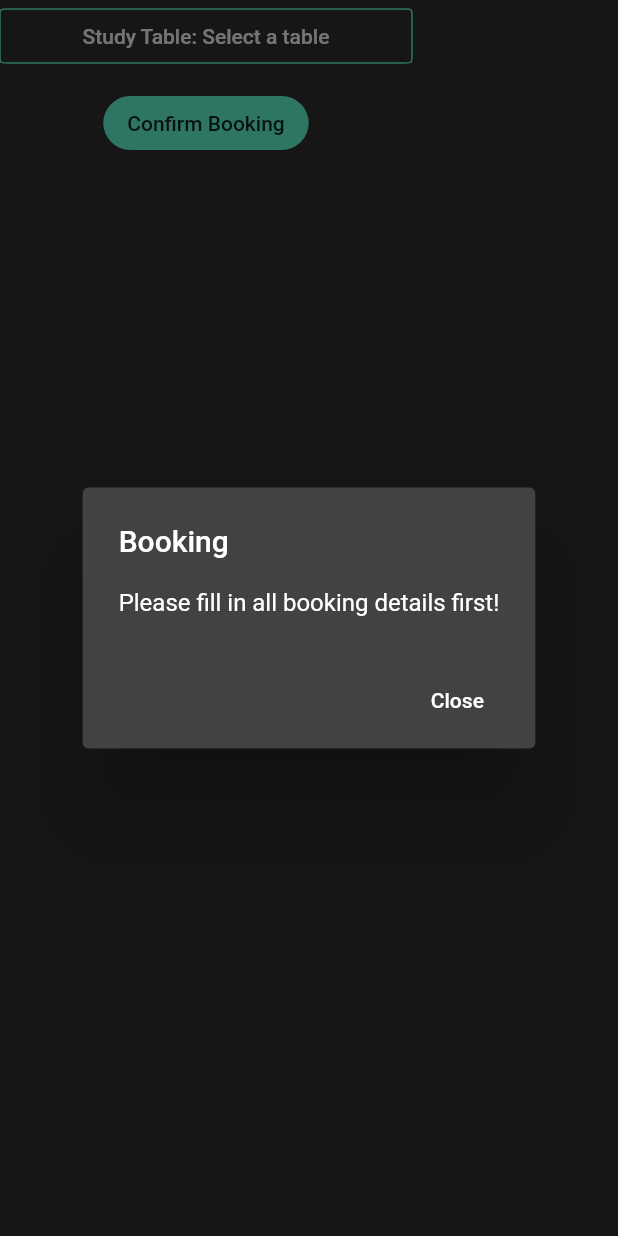
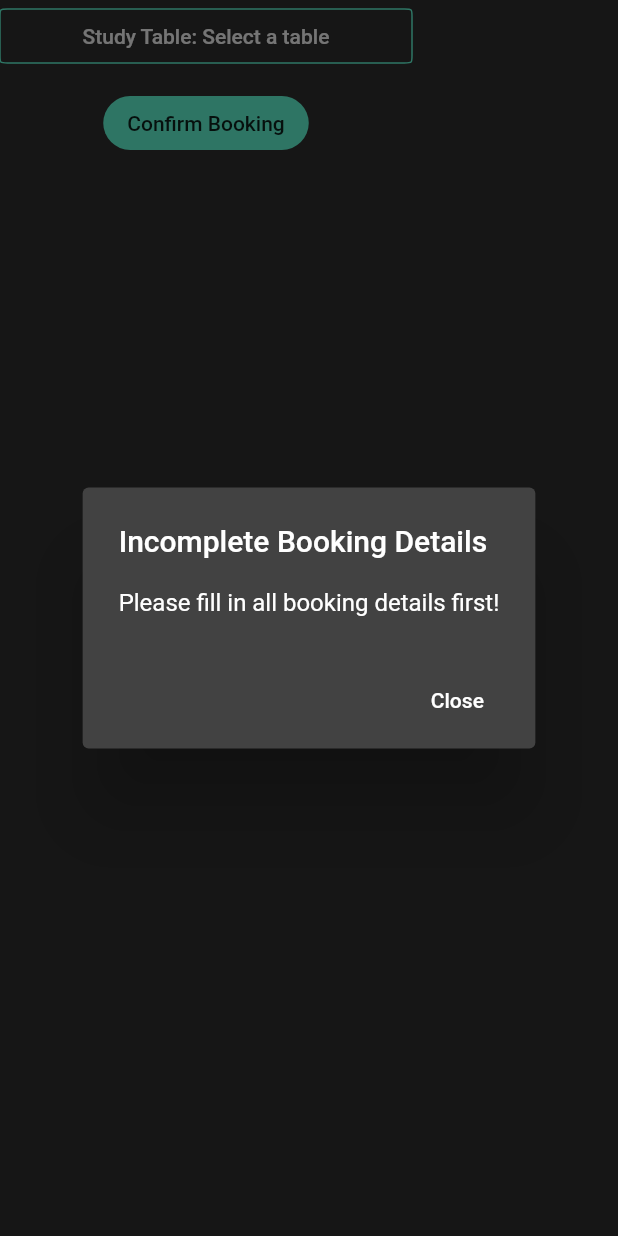
Before and after one commit to Leebecky/librarix, a Flutter app: the BookingStudyTable widget shown alone on an empty page, opened directly with empty values, after a tap on "Confirm Booking", on a phone screen of 412 x 824 dp. Run offline on Flutter 3.47's test engine with Material 2 defaults, Android fonts, the phone set to English and light mode, and no system bars; our stand-ins replace auto_size_text, charts_flutter, cloud_firestore, double_back_to_close_app, firebase_auth, firebase_core and 9 more; missing offline and left inert: flutter_barcode_scanner, flutter_full_pdf_viewer, random_color, touchable; accounts and stored records are empty; network calls fail.

Commit message:
Added Notification Creation for Bookings

```diff
--- a/lib/Models/booking.dart
+++ b/lib/Models/booking.dart
@@ -74,14 +74,16 @@ Stream<List<Booking>> getAllBookings() async* {
 }
 
 //? Creates new record in database
-Future<void> createBooking(Booking bookingRecord) async {
+Future<String> createBooking(Booking bookingRecord) async {
+  String docId;
   await FirebaseFirestore.instance
       .collection("Booking")
       .add(_bookingToJson(bookingRecord))
       .then(
-        (value) => print("Booking has been successfully created!"),
+        (value) => docId = value.id,
       )
       .catchError((onError) => print("An error was encountered: $onError"));
+  return docId;
 }
 
 //? Returns all bookings of a given attribute
--- a/lib/Screens/Booking/booking_study_table.dart
+++ b/lib/Screens/Booking/booking_study_table.dart
@@ -1,5 +1,6 @@
 import 'package:flutter/material.dart';
 import 'package:flutter_spinkit/flutter_spinkit.dart';
+import 'package:librarix/Models/notifications.dart';
 import 'package:librarix/Screens/Booking/study_table_floor_plan.dart';
 import 'package:librarix/Screens/Notifications/notifications_build.dart';
 import '../../Custom_Widget/buttons.dart';
@@ -90,17 +91,33 @@ class _BookingStudyTableState extends State<BookingStudyTable> {
                     {
                       if (completeBookingDetails()) {
                         // All validation checks are passed: create the booking
-                        createBooking(createMyBooking(widget.userId));
+                        createBooking(createMyBooking(widget.userId)).then(
+                            (value) =>
+                                //~ Create Notification entry
+                                saveNotification(
+                                    notificationInstance: createInstance(
+                                        type: "Study Table",
+                                        title: "Booking Made",
+                                        content:
+                                            "$selectedStudyTable has been booked by ${widget.userId.value} on ${widget.date}",
+                                        displayDate: parseDate(
+                                            DateTime.now().toString()),
+                                        details: value),
+                                    userId: widget.userId.value,
+                                    saveToStaff: true));
 
                         //^ Schedule Local Notifications if not Staff
                         if (await isStaff() == false) {
                           // Schedule Notifications: on day of booking
+                          if (widget.date !=
+                              parseDate(DateTime.now().toString())) {
                             bookingNotificationOnDay(
                                 bookingType: "Study Table",
                                 tableRoomNumber: selectedStudyTable.value,
                                 endTime: widget.endTime,
                                 startTime: widget.startTime,
                                 bookingDate: widget.date);
+                          }
                           //Schedule Notifications: 15 minutes before booking time
                           bookingNotificationBeforeStartTime(
                               bookingType: "Study Table",
@@ -111,12 +128,12 @@ class _BookingStudyTableState extends State<BookingStudyTable> {
                         }
                         customAlertDialog(context,
                             navigateHome: true,
-                            title: "Booking",
+                            title: "Booking Created",
                             content: "Booking successfully created!");
                       } else {
                         //Incomplete booking details
                         customAlertDialog(context,
-                            title: "Booking",
+                            title: "Incomplete Booking Details",
                             content:
                                 "Please fill in all booking details first!");
                       }
```
Also changed, not shown: lib/Screens/Booking/booking_discussion_room.dart (+17 -4 lines). Lines whose indentation alone changed are shown as unchanged.
